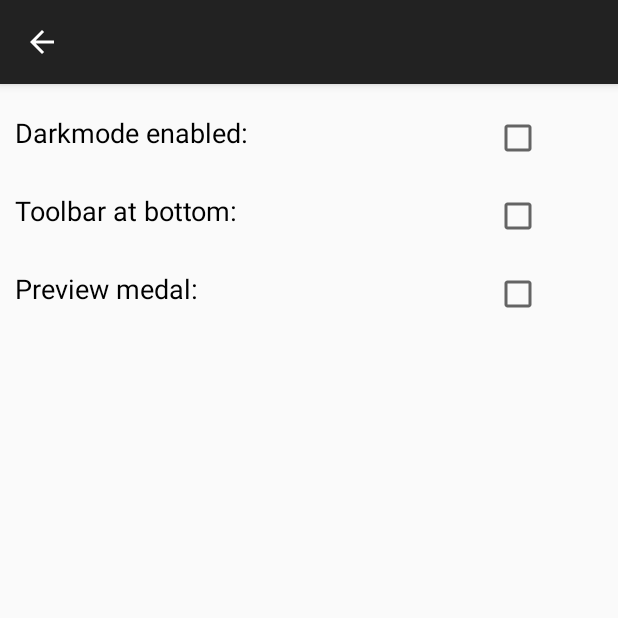
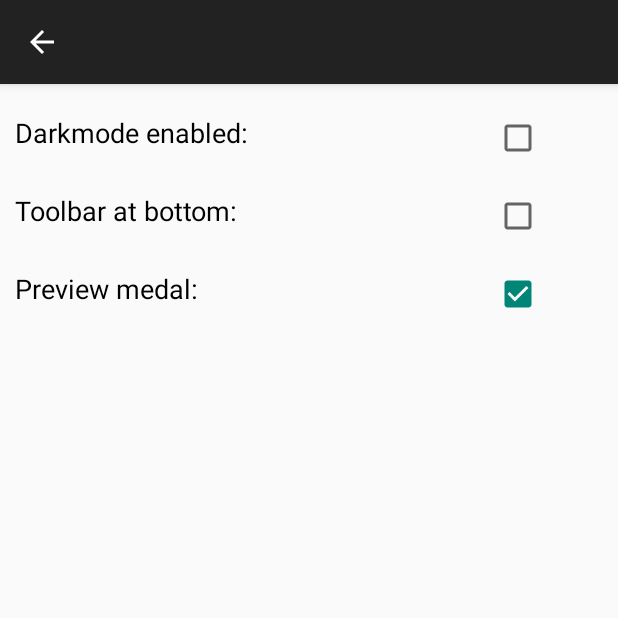
Before and after one commit to atreskow/dwm-sandbox-niklas, an Android app: the SettingsActivity screen opened directly, with no data from a screen before it, on a phone screen of 412 x 824 dp, the top half of it. Run offline under Robolectric (Android 15) with nearby library versions, the phone set to English and light mode, and no system bars.

Commit message:
WeinSearchApp_Extern: Hervorhebungsbug von Facets behoben; Flaschengröße entsprechend der Bildschirmgröße skaliert

```diff
--- a/Weinsuchapp_Extern/WineSearchApp_Extern/app/src/main/java/com/dwm/winesearchapp_extern/NavDrawerAdapter.java
+++ b/Weinsuchapp_Extern/WineSearchApp_Extern/app/src/main/java/com/dwm/winesearchapp_extern/NavDrawerAdapter.java
@@ -121,6 +121,9 @@ public class NavDrawerAdapter extends BaseExpandableListAdapter {
         if (containsChecked(groupPosition)) {
             lblListHeader.setTextColor(_activity.getResources().getColor(R.color.buttonPrimary, null));
         }
+        else {
+            lblListHeader.setTextColor(_activity.getResources().getColor(R.color.textPrimary, null));
+        }
 
         return convertView;
     }
--- a/Weinsuchapp_Extern/WineSearchApp_Extern/app/src/main/java/com/dwm/winesearchapp_extern/SettingsActivity.java
+++ b/Weinsuchapp_Extern/WineSearchApp_Extern/app/src/main/java/com/dwm/winesearchapp_extern/SettingsActivity.java
@@ -35,7 +35,7 @@ public class SettingsActivity extends AppCompatActivity {
 
         _darkmodeCheckbox.setChecked(_sharedPref.getBoolean("darkmodeEnabled", false));
         _toolbarCheckbox.setChecked(_sharedPref.getBoolean("toolbarBottom", false));
-        _medalCheckbox.setChecked(_sharedPref.getBoolean("medalPreview", false));
+        _medalCheckbox.setChecked(_sharedPref.getBoolean("medalPreview", true));
 
         _darkmodeCheckbox.setOnCheckedChangeListener(_darkmodeListener);
         _toolbarCheckbox.setOnCheckedChangeListener(_toolbarListener);
--- a/Weinsuchapp_Extern/WineSearchApp_Extern/app/src/main/java/com/dwm/winesearchapp_extern/WineListAdapter.java
+++ b/Weinsuchapp_Extern/WineSearchApp_Extern/app/src/main/java/com/dwm/winesearchapp_extern/WineListAdapter.java
@@ -4,6 +4,7 @@ import android.app.Activity;
 import android.content.Context;
 import android.content.Intent;
 import android.graphics.Bitmap;
+import android.preference.PreferenceManager;
 import android.view.LayoutInflater;
 import android.view.View;
 import android.view.ViewGroup;
@@ -77,7 +78,8 @@ public class WineListAdapter extends ArrayAdapter<WineListItem> {
                 }
             }
 
-            if (Utils.HasAward(wineListItem.Ranking)) {
+            boolean medalEnabled = PreferenceManager.getDefaultSharedPreferences(_context.getApplicationContext()).getBoolean("medalPreview", true);
+            if (Utils.HasAward(wineListItem.Ranking) && medalEnabled) {
                 Bitmap medalImage = WineSearchServices.GetMedalImage(wineListItem.TrophyCode, wineListItem.Ranking);
                 ((Activity) _context).runOnUiThread(() -> {
                         ((ImageView) view.findViewById(R.id.imageMedal)).setImageBitmap(medalImage);
--- a/Weinsuchapp_Extern/WineSearchApp_Extern/app/src/main/java/com/dwm/winesearchapp_extern/WinedetailsActivity.java
+++ b/Weinsuchapp_Extern/WineSearchApp_Extern/app/src/main/java/com/dwm/winesearchapp_extern/WinedetailsActivity.java
@@ -105,5 +105,10 @@ public class WinedetailsActivity extends AppCompatActivity {
         String varietalText = wine.Varietal.size() > 1 ? getResources().getString(R.string.varietals) : getResources().getString(R.string.varietal);
         ViewHelper.SetValue(R.id.txtVarietal, varietalText, this);
         ViewHelper.SetValue(R.id.txtVarietal_value, wine.Varietal.stream().collect(Collectors.joining(", ")),this);
+
+        if (wine.Region == null || wine.Region.isEmpty()) {
+            findViewById(R.id.txtRegion).setVisibility(View.GONE);
+            findViewById(R.id.txtRegion_value).setVisibility(View.GONE);
+        }
     }
 }
--- a/Weinsuchapp_Extern/WineSearchApp_Extern/app/src/main/res/values/styles.xml
+++ b/Weinsuchapp_Extern/WineSearchApp_Extern/app/src/main/res/values/styles.xml
@@ -1,6 +1,6 @@
 <resources>
     <!-- Base application theme. -->
-    <style name="AppTheme" parent="Theme.AppCompat.Light.NoActionBar">
+    <style name="AppTheme" parent="Theme.AppCompat.DayNight">
         <!-- Customize your theme here. -->
         <item name="colorPrimary">@color/colorPrimary</item>
         <item name="colorPrimaryDark">@color/colorPrimaryDark</item>
```
Also changed, not shown: Weinsuchapp_Extern/WineSearchApp_Extern/app/src/main/java/com/dwm/winesearchapp_extern/HeightWrappingViewPager.java (+30 -1 lines).
